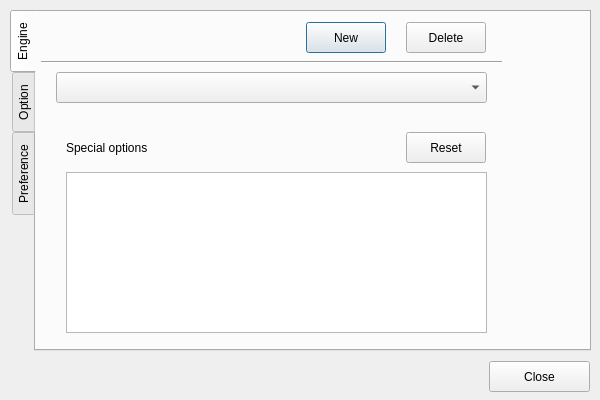
This is forms/settingsdialog.ui in shogimaru/shogimaru as Qt 5 draws it before an edit. The edited form follows.
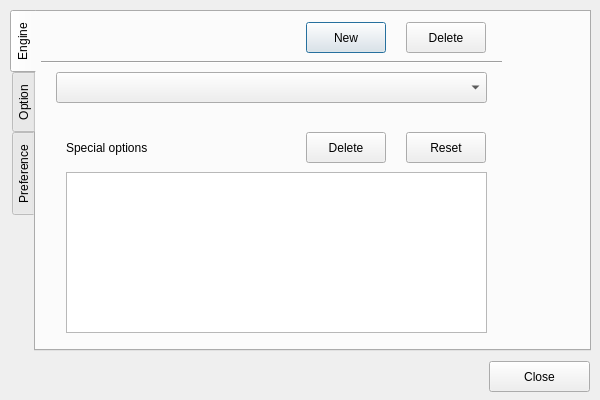
This is the edited form. The open tabs and pages were chosen to show the change.

Diff of the .ui file:
```diff
--- a/forms/settingsdialog.ui
+++ b/forms/settingsdialog.ui
@@ -120,6 +120,19 @@
       <string>Reset</string>
      </property>
     </widget>
+    <widget class="QPushButton" name="deleteEngineOptButton">
+     <property name="geometry">
+      <rect>
+       <x>270</x>
+       <y>120</y>
+       <width>80</width>
+       <height>31</height>
+      </rect>
+     </property>
+     <property name="text">
+      <string>Delete</string>
+     </property>
+    </widget>
    </widget>
    <widget class="QWidget" name="tabOption">
     <attribute name="title">
```
Left out of the diff: 8 changed lines with no effect on the pictures.
